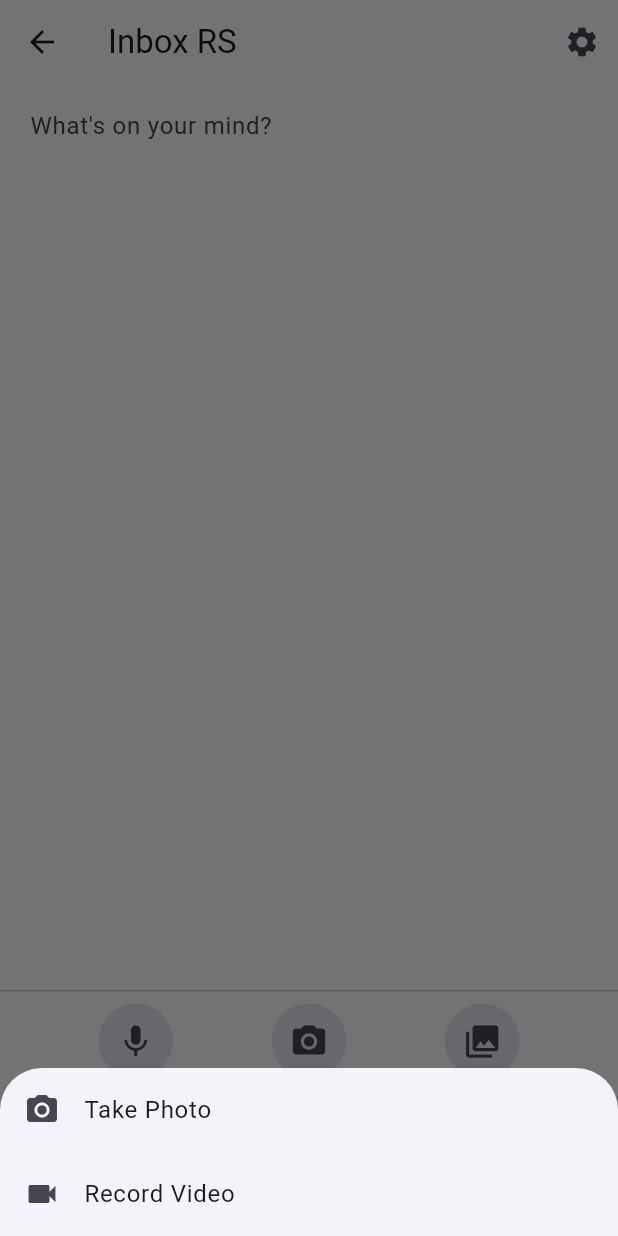
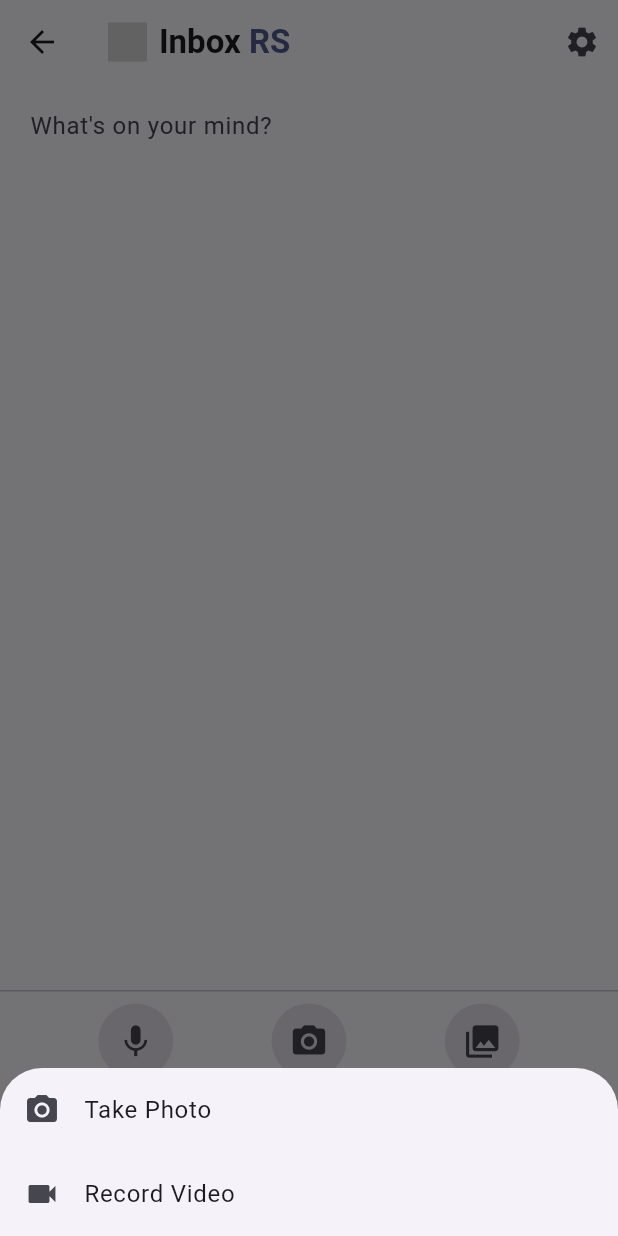
Before and after one commit to silverbucket/inbox-rs, a Flutter app: the HomeScreen screen opened directly with empty values, item 2 of the bottom bar chosen, on a phone screen of 412 x 824 dp. Run offline on Flutter 3.47's test engine with Material 3 defaults, Android fonts, the phone set to English and light mode, and no system bars; our stand-ins replace connectivity_plus, flutter_secure_storage, flutter_svg, image_picker; missing offline and left inert: flutter_web_auth_2, record; accounts and stored records are empty.

Commit message:
Use shield logo in app bar and regenerate app icon from shield SVG
- Add shield icon + styled "Inbox RS" text in AppBar (matching web app)
- Regenerate all platform icon PNGs from shield-based SVG (matching
  the extension/thunderbird icon design)
- Add flutter_svg dependency for SVG rendering

```diff
--- a/packages/mobile/lib/screens/home_screen.dart
+++ b/packages/mobile/lib/screens/home_screen.dart
@@ -2,6 +2,7 @@ import 'dart:async';
 import 'dart:io';
 import 'package:flutter/foundation.dart';
 import 'package:flutter/material.dart';
+import 'package:flutter_svg/flutter_svg.dart';
 import 'package:uuid/uuid.dart';
 import '../models/attachment.dart';
 import '../models/inbox_item.dart';
@@ -196,7 +197,21 @@ class _HomeScreenState extends State<HomeScreen> {
 
     return Scaffold(
       appBar: AppBar(
-        title: const Text('Inbox RS'),
+        title: Row(
+          mainAxisSize: MainAxisSize.min,
+          children: [
+            SvgPicture.asset('assets/shield-icon.svg', height: 26),
+            const SizedBox(width: 8),
+            Text('Inbox ', style: TextStyle(
+              fontWeight: FontWeight.w700,
+              color: colorScheme.onSurface,
+            )),
+            Text('RS', style: TextStyle(
+              fontWeight: FontWeight.w700,
+              color: colorScheme.primary,
+            )),
+          ],
+        ),
         centerTitle: false,
         actions: [
           if (_pendingCount > 0)
--- a/packages/mobile/pubspec.yaml
+++ b/packages/mobile/pubspec.yaml
@@ -19,6 +19,7 @@ dependencies:
   flutter_web_auth_2: ^4.0.0
   uuid: ^4.5.0
   path: ^1.9.0
+  flutter_svg: ^2.2.4
 
 dev_dependencies:
   flutter_test:
```
Also changed, not shown: packages/mobile/assets/icon.svg, packages/mobile/assets/shield-icon.svg (added), packages/mobile/pubspec.lock, 28 other files.
